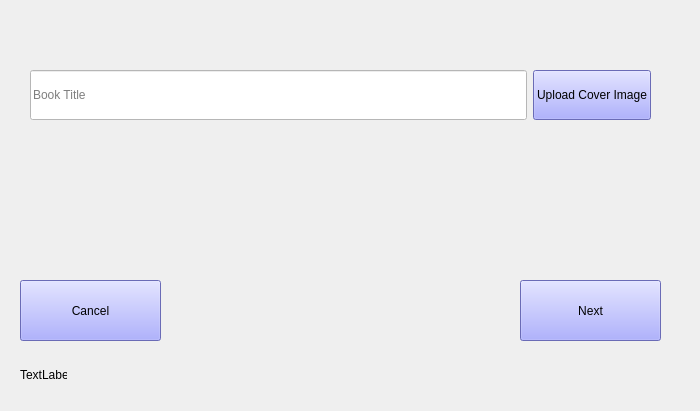
Qt form menus/create_menu/create_menu.ui (JoaoCarlosNascimento/HandSignLanguage) before a commit.
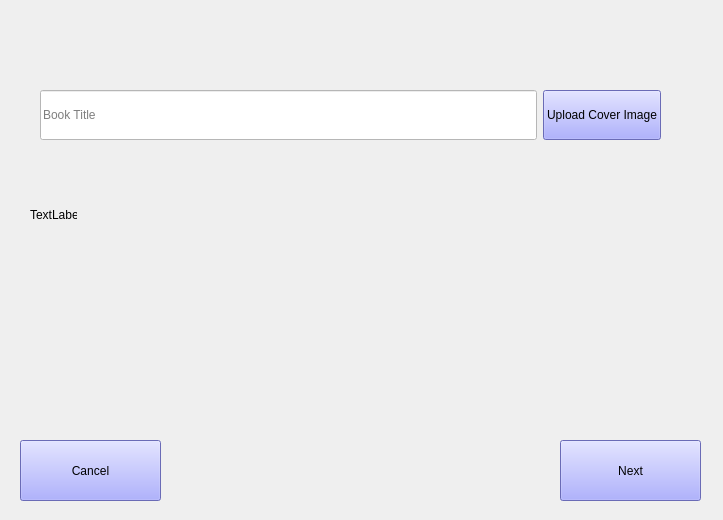
The same form after that commit.

```diff
--- a/menus/create_menu/create_menu.ui
+++ b/menus/create_menu/create_menu.ui
@@ -6,8 +6,8 @@
    <rect>
     <x>0</x>
     <y>0</y>
-    <width>700</width>
-    <height>411</height>
+    <width>723</width>
+    <height>520</height>
    </rect>
   </property>
   <property name="sizePolicy">
@@ -18,8 +18,8 @@
   </property>
   <property name="maximumSize">
    <size>
-    <width>700</width>
-    <height>411</height>
+    <width>800</width>
+    <height>800</height>
    </size>
   </property>
   <property name="windowTitle">
@@ -28,8 +28,8 @@
   <widget class="QWidget" name="horizontalLayoutWidget_3">
    <property name="geometry">
     <rect>
-     <x>30</x>
-     <y>60</y>
+     <x>40</x>
+     <y>80</y>
      <width>621</width>
      <height>71</height>
     </rect>
@@ -74,8 +74,8 @@
   <widget class="QPushButton" name="pb_np">
    <property name="geometry">
     <rect>
-     <x>520</x>
-     <y>280</y>
+     <x>560</x>
+     <y>440</y>
      <width>141</width>
      <height>61</height>
     </rect>
@@ -92,7 +92,7 @@
    <property name="geometry">
     <rect>
      <x>20</x>
-     <y>280</y>
+     <y>440</y>
      <width>141</width>
      <height>61</height>
     </rect>
@@ -108,8 +108,8 @@
   <widget class="QLabel" name="preview">
    <property name="geometry">
     <rect>
-     <x>20</x>
-     <y>340</y>
+     <x>30</x>
+     <y>180</y>
      <width>47</width>
      <height>69</height>
     </rect>
```
